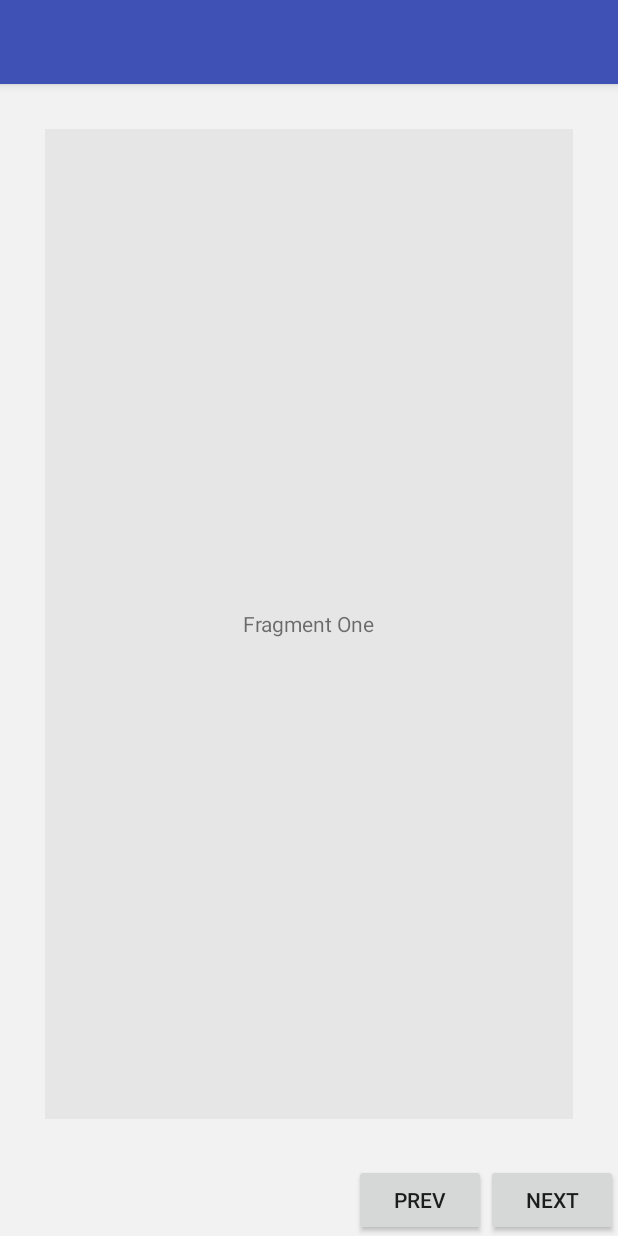
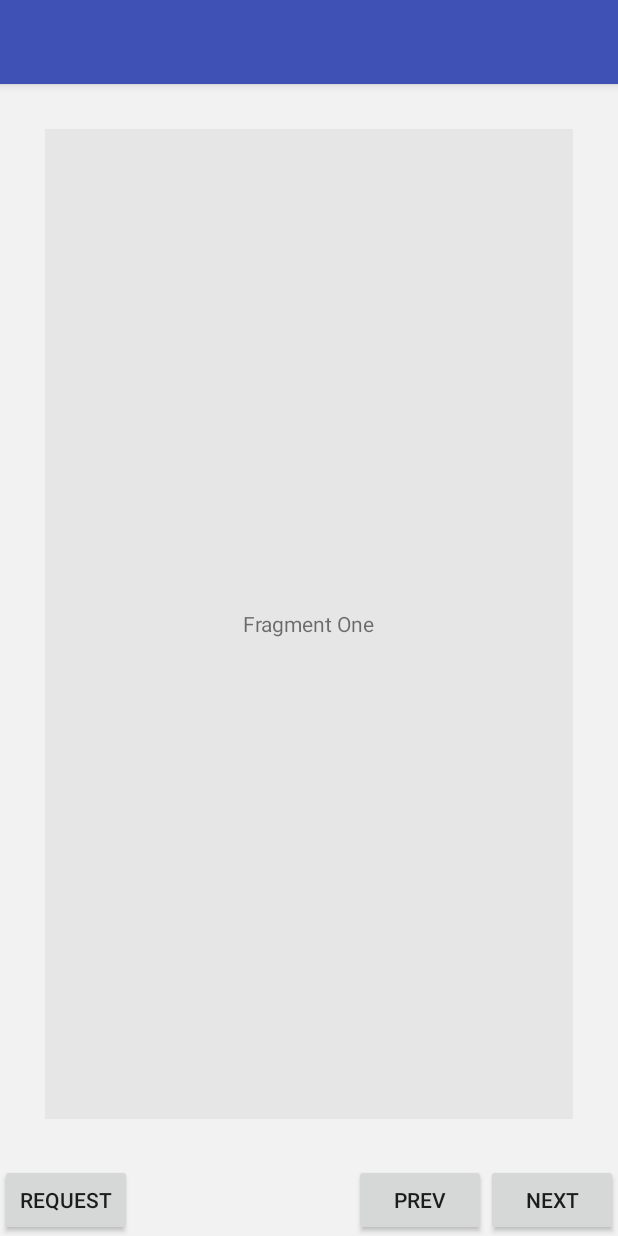
Before and after one commit to MumAroi/android-test, an Android app: the screen it shows after launch (MainActivity), on a phone screen of 412 x 824 dp. Run offline under Robolectric (Android 15) with nearby library versions, the phone set to English and light mode, and no system bars.

Commit message:
view pager

```diff
--- a/MyViewPager/app/src/main/java/com/example/paramas_wae/myviewpager/MainActivity.java
+++ b/MyViewPager/app/src/main/java/com/example/paramas_wae/myviewpager/MainActivity.java
@@ -1,19 +1,64 @@
 package com.example.paramas_wae.myviewpager;
 
+import android.support.v4.app.Fragment;
 import android.support.v4.view.ViewPager;
 import android.support.v7.app.AppCompatActivity;
 import android.os.Bundle;
+import android.util.Log;
+import android.view.View;
+import android.widget.Button;
 
 
 public class MainActivity extends AppCompatActivity {
+
     ViewPager pager;
+    MyPagerAdapter adapter;
+    Button bnt_next;
+    Button bnt_prev;
+    Button bnt_request;
+
     @Override
     protected void onCreate(Bundle savedInstanceState) {
         super.onCreate(savedInstanceState);
         setContentView(R.layout.activity_main);
 
-        MyPagerAdapter adapter = new MyPagerAdapter(getSupportFragmentManager());
+        adapter = new MyPagerAdapter(getSupportFragmentManager());
         pager = (ViewPager) findViewById(R.id.pager);
         pager.setAdapter(adapter);
+
+        bnt_next = (Button) findViewById(R.id.bnt_next);
+        bnt_next.setOnClickListener(new View.OnClickListener() {
+            @Override
+            public void onClick(View v) {
+//                pager.getCurrentItem() ใช้ get หน้า View Pager ปัจจุบัน
+//                pager.setCurrentItem() ใช้ set หน้า View Page ปัจจุบัน
+                pager.setCurrentItem(pager.getCurrentItem() + 1);
+            }
+        });
+
+        bnt_prev = (Button) findViewById(R.id.bnt_prev);
+        bnt_prev.setOnClickListener(new View.OnClickListener() {
+            @Override
+            public void onClick(View v) {
+                pager.setCurrentItem(pager.getCurrentItem() - 1);
+            }
+        });
+
+        bnt_request = (Button) findViewById(R.id.bnt_request);
+        bnt_request.setOnClickListener(new View.OnClickListener() {
+            @Override
+            public void onClick(View v) {
+                Fragment fragment = getActiveFragment(pager, 0);
+                OneFragment oneFragment = (OneFragment) fragment;
+                String message = oneFragment.getMyText();
+                Log.i("Check : ", message);
+            }
+        });
+    }
+
+    public Fragment getActiveFragment(ViewPager container, int position) {
+        String name = "android:switcher" + container.getId() + ":" + position;
+        return getSupportFragmentManager().findFragmentByTag(name);
+
     }
 }
--- a/MyViewPager/app/src/main/java/com/example/paramas_wae/myviewpager/MyPagerAdapter.java
+++ b/MyViewPager/app/src/main/java/com/example/paramas_wae/myviewpager/MyPagerAdapter.java
@@ -25,11 +25,11 @@ public class MyPagerAdapter extends FragmentPagerAdapter {
     @Override
     public Fragment getItem(int position) {
         if (position == 0) {
-            return new OneFragment();
+            return OneFragment.newInstance();
         } else if (position == 1) {
-            return new TwoFragment();
+            return TwoFragment.newInstance();
         } else if (position == 2) {
-            return new ThreeFragment();
+            return ThreeFragment.newInstance();
         }
         return null;
     }
--- a/MyViewPager/app/src/main/java/com/example/paramas_wae/myviewpager/OneFragment.java
+++ b/MyViewPager/app/src/main/java/com/example/paramas_wae/myviewpager/OneFragment.java
@@ -6,6 +6,7 @@ import android.support.v4.app.Fragment;
 import android.view.LayoutInflater;
 import android.view.View;
 import android.view.ViewGroup;
+import android.widget.TextView;
 
 
 /**
@@ -13,6 +14,12 @@ import android.view.ViewGroup;
  */
 public class OneFragment extends Fragment {
 
+    TextView textView1;
+
+    public static OneFragment newInstance() {
+        OneFragment fragment = new OneFragment();
+        return fragment;
+    }
 
     public OneFragment() {
         // Required empty public constructor
@@ -24,7 +31,11 @@ public class OneFragment extends Fragment {
                              Bundle savedInstanceState) {
         // Inflate the layout for this fragment
         View rootView = inflater.inflate(R.layout.fragment_one, container, false);
+        textView1  = (TextView)rootView.findViewById(R.id.textView1);
         return rootView;
     }
 
+    public String getMyText(){
+        return textView1.getText().toString();
+    }
 }
--- a/MyViewPager/app/src/main/java/com/example/paramas_wae/myviewpager/ThreeFragment.java
+++ b/MyViewPager/app/src/main/java/com/example/paramas_wae/myviewpager/ThreeFragment.java
@@ -13,6 +13,10 @@ import android.view.ViewGroup;
  */
 public class ThreeFragment extends Fragment {
 
+    public static ThreeFragment newInstance() {
+        ThreeFragment fragment = new ThreeFragment();
+        return fragment;
+    }
 
     public ThreeFragment() {
         // Required empty public constructor
--- a/MyViewPager/app/src/main/java/com/example/paramas_wae/myviewpager/TwoFragment.java
+++ b/MyViewPager/app/src/main/java/com/example/paramas_wae/myviewpager/TwoFragment.java
@@ -13,6 +13,11 @@ import android.view.ViewGroup;
  */
 public class TwoFragment extends Fragment {
 
+    public static TwoFragment newInstance() {
+        TwoFragment fragment = new TwoFragment();
+        return fragment;
+    }
+
     public TwoFragment() {
         // Required empty public constructor
     }
--- a/MyViewPager/app/src/main/res/layout/activity_main.xml
+++ b/MyViewPager/app/src/main/res/layout/activity_main.xml
@@ -36,4 +36,11 @@
             android:layout_height="wrap_content"
             android:text="Next"/>
     </LinearLayout>
+    <Button
+        android:id="@+id/bnt_request"
+        android:layout_width="wrap_content"
+        android:layout_height="wrap_content"
+        android:layout_alignParentBottom="true"
+        android:layout_alignParentLeft="true"
+        android:text="Request"/>
 </RelativeLayout>
--- a/MyViewPager/app/src/main/res/layout/fragment_one.xml
+++ b/MyViewPager/app/src/main/res/layout/fragment_one.xml
@@ -7,6 +7,7 @@
 
     <!-- TODO: Update blank fragment layout -->
     <TextView
+        android:id="@+id/textView1"
         android:layout_width="wrap_content"
         android:layout_height="wrap_content"
         android:layout_centerHorizontal="true"
--- a/MyViewPager/app/src/main/res/layout/fragment_three.xml
+++ b/MyViewPager/app/src/main/res/layout/fragment_three.xml
@@ -7,6 +7,7 @@
 
     <!-- TODO: Update blank fragment layout -->
     <TextView
+        android:id="@+id/textView3"
         android:layout_width="wrap_content"
         android:layout_height="wrap_content"
         android:layout_centerHorizontal="true"
--- a/MyViewPager/app/src/main/res/layout/fragment_two.xml
+++ b/MyViewPager/app/src/main/res/layout/fragment_two.xml
@@ -7,6 +7,7 @@
 
     <!-- TODO: Update blank fragment layout -->
     <TextView
+        android:id="@+id/textView2"
         android:layout_width="wrap_content"
         android:layout_height="wrap_content"
         android:layout_centerHorizontal="true"
```
